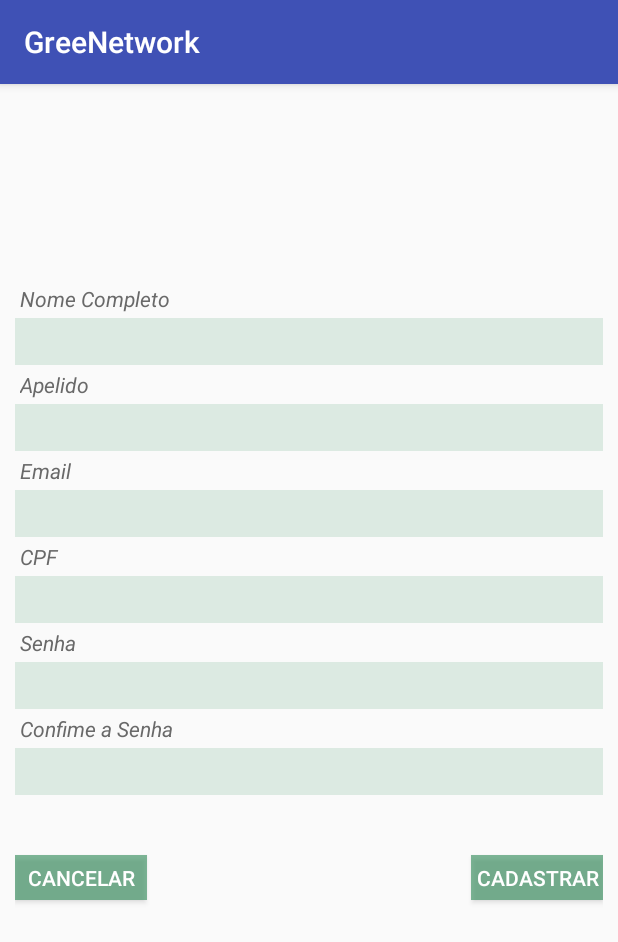
After one commit to MoisesSR/ProjetoGreeNetwork, an Android app: the CadastroUsuarioActivity screen opened directly, with no data from a screen before it, on a phone screen of 412 x 824 dp. The commit adds this screen. Shown: the top 942 px of the screen. Run offline under Robolectric (Android 15) with nearby library versions, the phone set to English and light mode, and no system bars.

Commit message:
Criação da Tela de Cadastro de Usuario

```diff
--- a/GreeNetwork/app/src/main/AndroidManifest.xml
+++ b/GreeNetwork/app/src/main/AndroidManifest.xml
@@ -18,7 +18,8 @@
                 <category android:name="android.intent.category.LAUNCHER" />
             </intent-filter>
         </activity>
-        <activity android:name=".PrincinpalActivity"></activity>
+        <activity android:name=".PrincinpalActivity" />
+        <activity android:name=".CadastroUsuarioActivity"></activity>
     </application>
 
 </manifest>
--- /dev/null
+++ b/GreeNetwork/app/src/main/java/com/greenetwork/greenetwork/CadastroUsuarioActivity.java
@@ -0,0 +1,13 @@
+package com.greenetwork.greenetwork;
+
+import android.support.v7.app.AppCompatActivity;
+import android.os.Bundle;
+
+public class CadastroUsuarioActivity extends AppCompatActivity {
+
+    @Override
+    protected void onCreate(Bundle savedInstanceState) {
+        super.onCreate(savedInstanceState);
+        setContentView(R.layout.activity_cadastro_usuario);
+    }
+}
--- /dev/null
+++ b/GreeNetwork/app/src/main/res/layout/activity_cadastro_usuario.xml
@@ -0,0 +1,155 @@
+<?xml version="1.0" encoding="utf-8"?>
+<GridLayout xmlns:android="http://schemas.android.com/apk/res/android"
+    xmlns:app="http://schemas.android.com/apk/res-auto"
+    xmlns:tools="http://schemas.android.com/tools"
+    android:layout_width="match_parent"
+    android:layout_height="match_parent"
+    tools:context="com.greenetwork.greenetwork.CadastroUsuarioActivity"
+    android:padding="10dp">
+
+    <TextView
+        android:layout_width="match_parent"
+        android:layout_height="wrap_content"
+        android:text="@string/txtNomeCompleto"
+        android:layout_row="0"
+        android:layout_column="0"
+        android:padding="3dp"
+        android:textColor="@color/dimGrey"
+        android:textStyle="italic"
+        android:layout_marginTop="120dp"
+        />
+    <EditText
+        android:layout_width="match_parent"
+        android:layout_height="wrap_content"
+        android:layout_row="1"
+        android:layout_column="0"
+        android:padding="3dp"
+        android:inputType="textPersonName"
+        android:textColor="@color/dimGrey"
+        android:background="@color/transparentGreen"
+        />
+    <TextView
+        android:layout_width="match_parent"
+        android:layout_height="wrap_content"
+        android:text="@string/txtApelido"
+        android:layout_row="2"
+        android:layout_column="0"
+        android:padding="3dp"
+        android:textColor="@color/dimGrey"
+        android:textStyle="italic"
+        />
+    <EditText
+        android:layout_width="match_parent"
+        android:layout_height="wrap_content"
+        android:layout_row="3"
+        android:layout_column="0"
+        android:padding="3dp"
+        android:inputType="textPersonName"
+        android:textColor="@color/dimGrey"
+        android:background="@color/transparentGreen"
+        />
+    <TextView
+        android:layout_width="match_parent"
+        android:layout_height="wrap_content"
+        android:text="@string/txtEmail"
+        android:layout_row="4"
+        android:layout_column="0"
+        android:padding="3dp"
+        android:textColor="@color/dimGrey"
+        android:textStyle="italic"/>
+    />
+    <EditText
+        android:layout_width="match_parent"
+        android:layout_height="wrap_content"
+        android:layout_row="5"
+        android:layout_column="0"
+        android:padding="3dp"
+        android:inputType="textEmailAddress"
+        android:textColor="@color/dimGrey"
+        android:background="@color/transparentGreen"
+        />
+    <TextView
+        android:layout_width="match_parent"
+        android:layout_height="wrap_content"
+        android:text="CPF"
+        android:layout_row="6"
+        android:layout_column="0"
+        android:padding="3dp"
+        android:textColor="@color/dimGrey"
+        android:textStyle="italic"
+        />
+    <EditText
+        android:layout_width="match_parent"
+        android:layout_height="wrap_content"
+        android:layout_row="7"
+        android:layout_column="0"
+        android:textColor="@color/dimGrey"
+        android:padding="3dp"
+        android:inputType="number"
+        android:background="@color/transparentGreen"
+        />
+    <TextView
+        android:layout_width="match_parent"
+        android:layout_height="wrap_content"
+        android:text="@string/txtSenha"
+        android:layout_row="8"
+        android:layout_column="0"
+        android:padding="3dp"
+        android:textColor="@color/dimGrey"
+        android:textStyle="italic"
+        />
+    <EditText
+        android:layout_width="match_parent"
+        android:layout_height="wrap_content"
+        android:layout_row="9"
+        android:layout_column="0"
+        android:padding="3dp"
+        android:inputType="textPassword"
+        android:textColor="@color/dimGrey"
+        android:background="@color/transparentGreen"
+        />
+    <TextView
+        android:layout_width="match_parent"
+        android:layout_height="wrap_content"
+        android:text="@string/txtConfimarSenha"
+        android:layout_row="10"
+        android:layout_column="0"
+        android:padding="3dp"
+        android:textColor="@color/dimGrey"
+        android:textStyle="italic"
+        />
+    <EditText
+        android:layout_width="match_parent"
+        android:layout_height="wrap_content"
+        android:layout_row="11"
+        android:layout_column="0"
+        android:padding="3dp"
+        android:inputType="textPassword"
+        android:textColor="@color/dimGrey"
+        android:background="@color/transparentGreen"
+        />
+    <Button
+        android:layout_width="wrap_content"
+        android:layout_height="30dp"
+        android:background="@color/Green_60"
+        android:text="@string/bntCancelar"
+        android:onClick="onClickCancelar"
+        android:layout_row="12"
+        android:layout_column="0"
+        android:layout_marginTop="40dp"
+        android:textColor="#fff"
+        />
+    <Button
+        android:id="@+id/button"
+        android:layout_width="wrap_content"
+        android:layout_height="30dp"
+        android:background="@color/Green_60"
+        android:text="@string/bntCadastrar"
+        android:onClick="onClickConfirmarCadastro"
+        android:layout_column="0"
+        android:layout_row="12"
+        android:layout_marginTop="40dp"
+        android:layout_gravity="right"
+        android:textColor="#fff"
+        />
+</GridLayout>
--- a/GreeNetwork/app/src/main/res/values/colors.xml
+++ b/GreeNetwork/app/src/main/res/values/colors.xml
@@ -3,4 +3,11 @@
     <color name="colorPrimary">#3F51B5</color>
     <color name="colorPrimaryDark">#303F9F</color>
     <color name="colorAccent">#FF4081</color>
+    <color name="transparentGreen">#262E8B57</color>
+    <color name="Green_60">#992E8B57</color>
+    <color name="Green_85">#d92E8B57</color>
+    <color name="white">#FFFFFF</color>
+    <color name="grey">#BEBEBE</color>
+    <color name="dimGrey">#696969</color>
+    <color name="whiteT">#00FFFFFF</color>
 </resources>
--- a/GreeNetwork/app/src/main/res/values/strings.xml
+++ b/GreeNetwork/app/src/main/res/values/strings.xml
@@ -4,5 +4,12 @@
     <string name="txtSenha">Senha</string>
     <string name="txtEsqueceuSuaSehnha">Esqueceu sua senha?</string>
     <string name="txtCadastrarOuEntra">Cadastre-se para Entrar</string>
+    <string name="txtApelido">Apelido</string>
+    <string name="txtNomeCompleto">Nome Completo</string>
+    <string name="txtConfimarSenha">Confime a Senha</string>
+    <string name="txtCpf">CPF</string>
+    <string name="bntCadastrar">Cadastrar</string>
+    <string name="bntCancelar">Cancelar</string>
+    <string name="txtEmail">Email</string>
     <string name="txtEntrar">Entrar</string>
 </resources>
```
